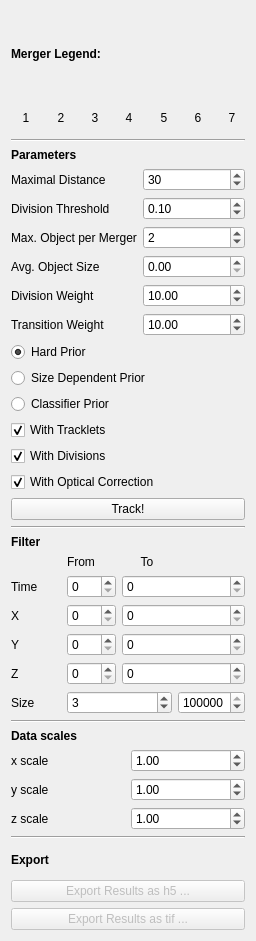
First picture: the form in ilastik/applets/tracking/conservation/drawer.ui, repository ilastik/ilastik, before the edit.
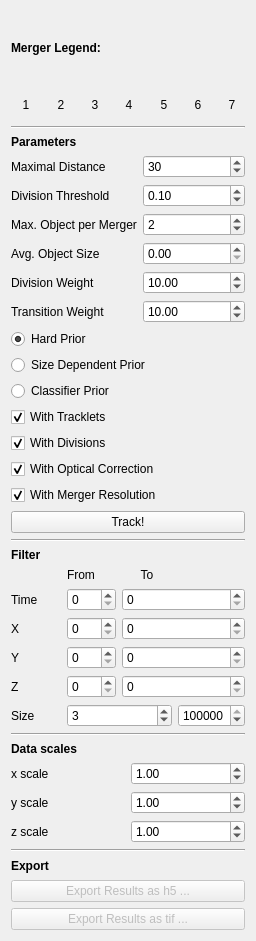
Second picture: the form after the edit.

Commit message: added withMergerResolution checkbox to drawer.ui

The edit to the form file:
```diff
--- a/ilastik/applets/tracking/conservation/drawer.ui
+++ b/ilastik/applets/tracking/conservation/drawer.ui
@@ -497,6 +497,16 @@
        </property>
       </widget>
      </item>
+     <item>
+      <widget class="QCheckBox" name="mergerResolutionBox">
+       <property name="text">
+        <string>With Merger Resolution</string>
+       </property>
+       <property name="checked">
+        <bool>true</bool>
+       </property>
+      </widget>
+     </item>
      <item>
       <widget class="QPushButton" name="TrackButton">
        <property name="styleSheet">
```
Left out of the diff: 1 changed line with no effect on the pictures.
